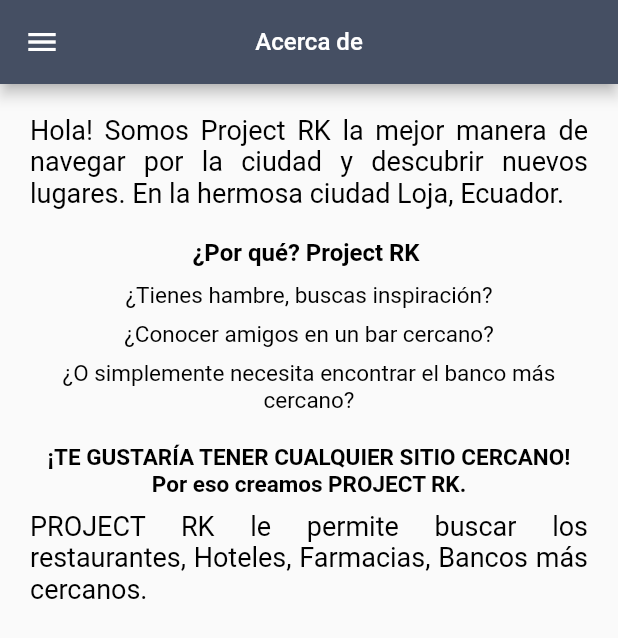
After one commit to KarenNagua/Project-RK, a Flutter app: the screen it shows once a user with an empty profile is signed in, after a tap on the "menu" icon, after a tap on "Acerca de", on a phone screen of 412 x 824 dp. The commit adds this screen. Shown: the top 638 px of the screen. Run offline on Flutter 3.47's test engine with Material 2 defaults, Android fonts, the phone set to English and light mode, and no system bars; our stand-ins replace cloud_firestore, firebase_auth, firebase_storage, font_awesome_flutter, geolocator, google_maps_flutter and 1 more; missing offline and left inert: google_map_polyline, google_maps_webservice; accounts and stored records are empty; project files that could hold a hidden picture were left out.

Commit message:
Cambios totales

```diff
--- /dev/null
+++ b/projectrk/lib/views/about.dart
@@ -0,0 +1,289 @@
+import 'dart:async';
+import 'dart:io';
+import 'package:path/path.dart' as p;
+import 'package:firebase_storage/firebase_storage.dart';
+import 'package:flutter/material.dart';
+import 'package:image_picker/image_picker.dart';
+import 'package:firebase_auth/firebase_auth.dart';
+import 'package:cloud_firestore/cloud_firestore.dart';
+import 'package:projectrk/modelos/account.dart';
+import 'package:projectrk/modelos/person.dart';
+import 'package:projectrk/views/cuenta.dart';
+import 'package:projectrk/views/sitios.dart';
+import 'package:projectrk/views/splash.dart';
+
+class About extends StatefulWidget {
+  @override
+  _AboutState createState() => _AboutState();
+}
+
+class _AboutState extends State<About> with TickerProviderStateMixin {
+  FirebaseUser _user;
+  final auth = FirebaseAuth.instance;
+  final db = Firestore.instance;
+
+  Account _cuenta;
+  Person _persona;
+
+  GlobalKey<ScaffoldState> _scaffoldKey = new GlobalKey<ScaffoldState>();
+
+  @override
+  void initState() {
+    super.initState();
+    auth.currentUser().then((user) {
+      this._user = user;
+      this.getDataUser();
+    }).catchError((error) {
+      this._user = null;
+    });
+  }
+
+  void getDataUser() async {
+    DocumentSnapshot a =
+        await db.collection("account").document(this._user.uid).get();
+
+    Account aux = Account.fromMap(a.data);
+    DocumentSnapshot b =
+        await db.collection("person").document(aux.id_person).get();
+
+    setState(() {
+      this._cuenta = aux;
+      this._persona = Person.fromMap(b.data);
+    });
+  }
+
+  @override
+  Widget build(BuildContext context) {
+    Widget _normalAppBar() {
+      return AppBar(
+        backgroundColor: Color(0xFF454F63),
+        automaticallyImplyLeading: false,
+        centerTitle: true,
+        leading: IconButton(
+          icon: Icon(
+            Icons.menu,
+            color: Colors.white,
+          ),
+          onPressed: () {
+            _scaffoldKey.currentState.openDrawer();
+          },
+        ),
+        title: Text(
+          "Acerca de",
+          textAlign: TextAlign.center,
+          style: TextStyle(fontSize: 16.0, color: Color(0xFFffffff)),
+        ),
+        flexibleSpace: Container(
+          decoration: BoxDecoration(
+            gradient: LinearGradient(
+              // Where the linear gradient begins and ends
+              begin: FractionalOffset.topRight,
+              end: FractionalOffset.bottomLeft,
+              // Add one stop for each color. Stops should increase from 0 to 1
+              stops: [0.0, 0.4, 1.0],
+              colors: [
+                new Color(0xFF454F63),
+                new Color(0xFF454F63),
+                new Color(0xFF454F63)
+              ],
+              tileMode: TileMode.clamp,
+            ),
+          ),
+        ),
+      );
+    }
+
+    return WillPopScope(
+      onWillPop: () {},
+      child: Scaffold(
+          key: _scaffoldKey,
+          drawer: Drawer(
+            child: ListView(
+              padding: EdgeInsets.zero,
+              children: <Widget>[
+                DrawerHeader(
+                  padding: EdgeInsets.only(left: 25),
+                  child: this._cuenta != null && this._persona != null
+                      ? Column(
+                          mainAxisSize: MainAxisSize.max,
+                          mainAxisAlignment: MainAxisAlignment.center,
+                          crossAxisAlignment: CrossAxisAlignment.start,
+                          children: <Widget>[
+                            Container(
+                              width: 70,
+                              height: 70,
+                              decoration: BoxDecoration(
+                                  borderRadius: BorderRadius.circular(14),
+                                  image: this._persona.picture.length > 0
+                                      ? DecorationImage(
+                                          image: NetworkImage(
+                                            this._persona.picture,
+                                          ),
+                                          fit: BoxFit.cover)
+                                      : null),
+                            ),
+                            Padding(
+                              padding: EdgeInsets.only(top: 8),
+                              child: Text(
+                                this._persona.names.split(" ")[0] +
+                                    " " +
+                                    this._persona.surnames.split(" ")[0],
+                                style: TextStyle(
+                                    color: Colors.white,
+                                    fontWeight: FontWeight.bold,
+                                    fontSize: 16),
+                              ),
+                            ),
+                            Padding(
+                              padding: EdgeInsets.only(top: 1),
+                              child: Text(
+                                this._cuenta.email,
+                                style: TextStyle(
+                                    color: Colors.white, fontSize: 11),
+                              ),
+                            )
+                          ],
+                        )
+                      : Container(
+                          child: Center(
+                            child: CircularProgressIndicator(),
+                          ),
+                        ),
+                  decoration: BoxDecoration(
+                    image: DecorationImage(
+                      fit: BoxFit.cover,
+                      colorFilter: new ColorFilter.mode(
+                          Color(0xFF2E3649), BlendMode.hue),
+                      image: AssetImage("assets/fondo_barra.png"),
+                    ),
+                  ),
+                ),
+                ListTile(
+                  leading: Icon(
+                    Icons.map,
+                    color: Colors.black,
+                  ),
+                  title: Text('Sitios'),
+                  onTap: () {
+                    Navigator.push(
+                      context,
+                      MaterialPageRoute(builder: (context) => Sitios()),
+                    );
+                  },
+                ),
+                ListTile(
+                  leading: Icon(
+                    Icons.account_circle,
+                    color: Colors.black,
+                  ),
+                  title: Text('Mi cuenta'),
+                  onTap: () {
+                    Navigator.push(
+                      context,
+                      MaterialPageRoute(builder: (context) => Cuenta()),
+                    );
+                  },
+                ),
+                ListTile(
+                  leading: Icon(
+                    Icons.info,
+                    color: Colors.black,
+                  ),
+                  title: Text('Acerca de'),
+                  onTap: () {},
+                ),
+                ListTile(
+                  leading: Icon(
+                    Icons.power_settings_new,
+                    color: Colors.black,
+                  ),
+                  title: Text('Cerrar Sesión'),
+                  onTap: () async {
+                    await auth.signOut();
+                    Navigator.push(
+                      context,
+                      MaterialPageRoute(builder: (context) => Splash()),
+                    );
+                  },
+                ),
+              ],
+            ),
+          ),
+          resizeToAvoidBottomInset: false,
+          appBar: _normalAppBar(),
+          body: Container(
+            width: MediaQuery.of(context).size.width,
+            height: MediaQuery.of(context).size.height,
+            padding: EdgeInsets.all(20),
+            child: SingleChildScrollView(
+              child: Column(
+                children: <Widget>[
+                  Padding(
+                    padding: EdgeInsets.only(bottom: 20),
+                    child: Text(
+                      "Hola! Somos Project RK  la mejor manera de navegar por la ciudad y descubrir nuevos lugares. En la hermosa ciudad Loja, Ecuador.",
+                      textAlign: TextAlign.justify,
+                      style: TextStyle(color: Colors.black, fontSize: 18),
+                    ),
+                  ),
+                  Padding(
+                    padding: EdgeInsets.only(bottom: 10),
+                    child: Text(
+                      "¿Por qué? Project RK ",
+                      textAlign: TextAlign.justify,
+                      style: TextStyle(
+                          color: Colors.black,
+                          fontSize: 16,
+                          fontWeight: FontWeight.w700),
+                    ),
+                  ),
+                  Padding(
+                    padding: EdgeInsets.only(bottom: 8),
+                    child: Text(
+                      "¿Tienes hambre, buscas inspiración?",
+                      textAlign: TextAlign.center,
+                      style: TextStyle(color: Colors.black, fontSize: 15),
+                    ),
+                  ),
+                  Padding(
+                    padding: EdgeInsets.only(bottom: 8),
+                    child: Text(
+                      "¿Conocer amigos en un bar cercano?",
+                      textAlign: TextAlign.center,
+                      style: TextStyle(color: Colors.black, fontSize: 15),
+                    ),
+                  ),
+                  Padding(
+                    padding: EdgeInsets.only(bottom: 20),
+                    child: Text(
+                      "¿O simplemente necesita encontrar el banco más cercano?",
+                      textAlign: TextAlign.center,
+                      style: TextStyle(color: Colors.black, fontSize: 15),
+                    ),
+                  ),
+                  Padding(
+                    padding: EdgeInsets.only(bottom: 8),
+                    child: Text(
+                      "¡TE GUSTARÍA TENER CUALQUIER SITIO CERCANO! Por eso creamos PROJECT RK.",
+                      textAlign: TextAlign.center,
+                      style: TextStyle(color: Colors.black, fontSize: 15, fontWeight: FontWeight.w700),
+                    ),
+                  ),
+                  Padding(
+                    padding: EdgeInsets.only(bottom: 10),
+                    child: Text(
+                      "PROJECT RK le permite buscar los restaurantes, Hoteles, Farmacias, Bancos más cercanos.",
+                      textAlign: TextAlign.justify,
+                      style: TextStyle(
+                        color: Colors.black,
+                        fontSize: 18,
+                      ),
+                    ),
+                  ),
+                ],
+              ),
+            ),
+          )),
+    );
+  }
+}
--- a/projectrk/lib/views/cuenta.dart
+++ b/projectrk/lib/views/cuenta.dart
@@ -10,6 +10,7 @@ import 'package:projectrk/modelos/account.dart';
 import 'package:projectrk/modelos/person.dart';
 import 'package:projectrk/views/sitios.dart';
 import 'package:projectrk/views/splash.dart';
+import 'package:projectrk/views/about.dart';
 
 
 class Cuenta extends StatefulWidget {
@@ -347,6 +348,19 @@ class _CuentaState extends State<Cuenta> with TickerProviderStateMixin {
               ),
               ListTile(
                 leading: Icon(
+                  Icons.info,
+                  color: Colors.black,
+                ),
+                title: Text('Acerca de'),
+                onTap: () {
+                  Navigator.push(
+                    context,
+                    MaterialPageRoute(builder: (context) => About()),
+                  );
+                },
+              ),
+              ListTile(
+                leading: Icon(
                   Icons.power_settings_new,
                   color: Colors.black,
                 ),
--- a/projectrk/lib/views/sitios.dart
+++ b/projectrk/lib/views/sitios.dart
@@ -14,6 +14,7 @@ import 'package:projectrk/modelos/category.dart';
 import 'package:projectrk/modelos/mysites.dart';
 import 'package:projectrk/modelos/person.dart';
 import 'package:projectrk/modelos/site.dart';
+import 'package:projectrk/views/about.dart';
 import 'package:projectrk/views/cuenta.dart';
 import 'package:projectrk/views/splash.dart';
 
@@ -447,6 +448,19 @@ class _SitiosState extends State<Sitios> with TickerProviderStateMixin {
                     Navigator.push(
                       context,
                       MaterialPageRoute(builder: (context) => Cuenta()),
+                    );
+                  },
+                ),
+                ListTile(
+                  leading: Icon(
+                    Icons.info,
+                    color: Colors.black,
+                  ),
+                  title: Text('Acerca de'),
+                  onTap: () {
+                    Navigator.push(
+                      context,
+                      MaterialPageRoute(builder: (context) => About()),
                     );
                   },
                 ),
```
